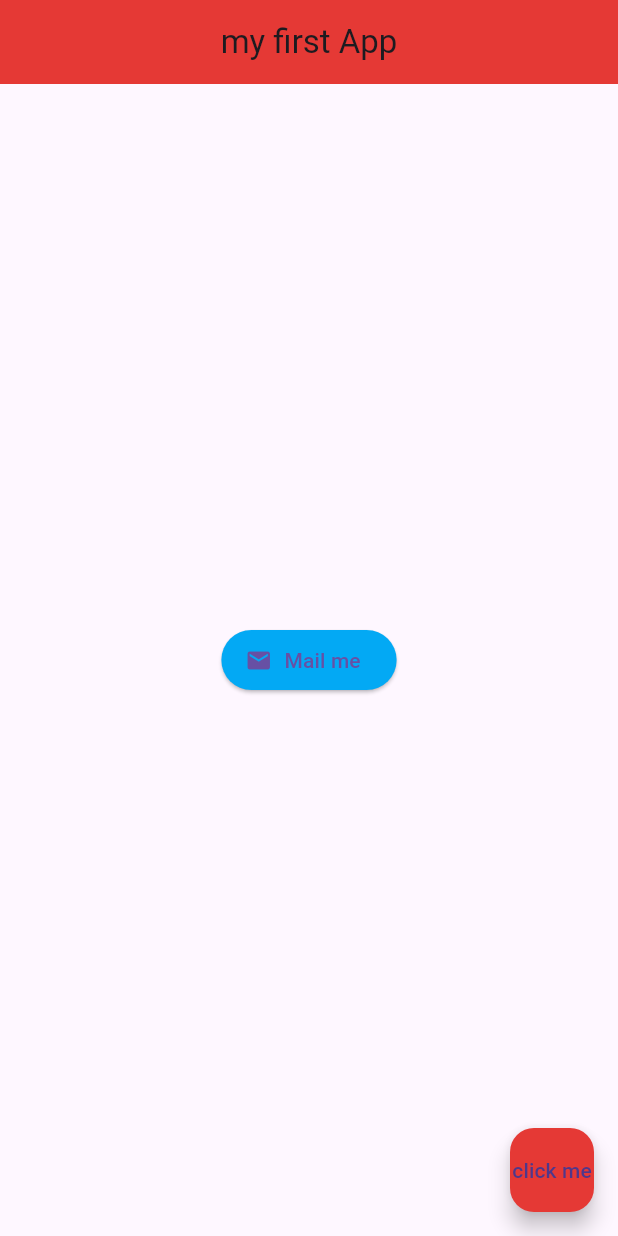
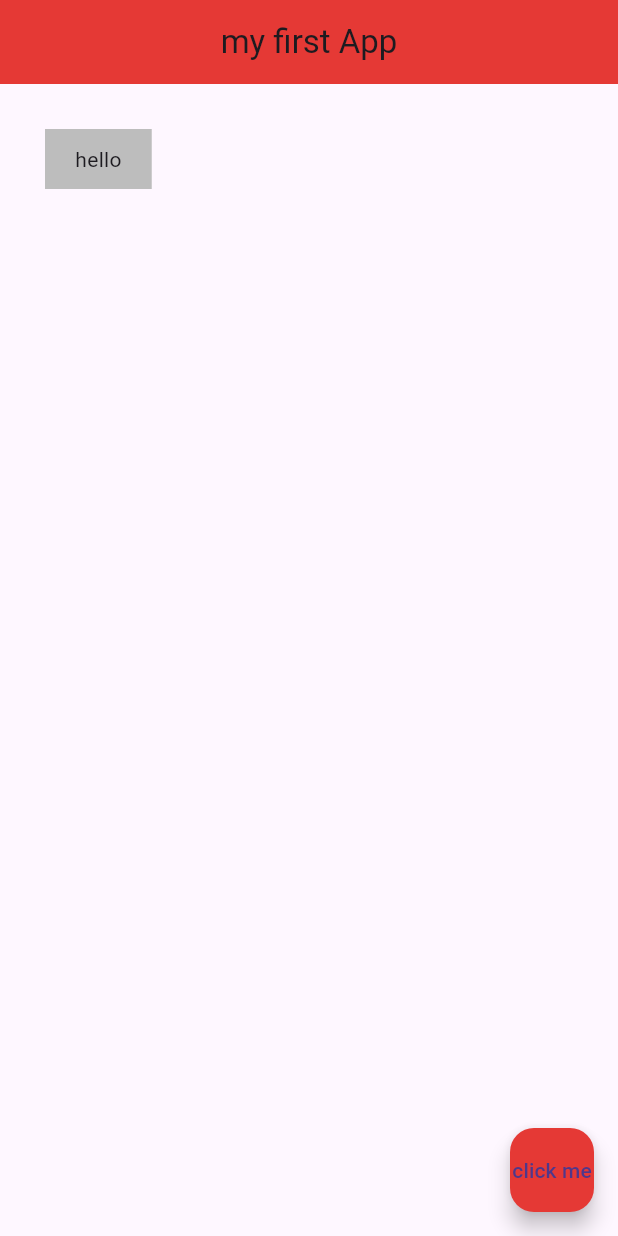
Before and after one commit to cvm010/flutter-day1-lecture-1, a Flutter app: the screen it shows after launch, on a phone screen of 412 x 824 dp. Run offline on Flutter 3.47's test engine with Material 3 defaults, Android fonts, the phone set to English and light mode, and no system bars.

Commit message:
container

```diff
--- a/lib/main.dart
+++ b/lib/main.dart
@@ -17,41 +17,43 @@ class Home extends StatelessWidget {
         centerTitle: true,
         backgroundColor: Colors.red[600],
       ),
-      body: Center(
-
-        // Icon
-        // child: Icon(
-        //   Icons.airport_shuttle,
-        //   color: Colors.lightBlue,
-        //   size: 50,
-        // )
-
-        // Button
-        // child: FloatingActionButton(
-        //   onPressed: () {
-        //     print('You clicked me');
-        //   },
-        //   child: Text(
-        //     'Clik me',
-        //     style: TextStyle(color: Colors.white),
-        //   ),
-        //   backgroundColor: Colors.red,
-        //
-        // ),
-
-        // raisedButton
-        child: ElevatedButton.icon(
-          onPressed: () {},
-          icon: Icon(
-            Icons.mail,
-          ),
-          label: Text('Mail me'),
-         style: ElevatedButton.styleFrom(backgroundColor: Colors.lightBlue),
-        ),
-
-
-
-
+      // body: Center(
+      //
+      //   // Icon
+      //   // child: Icon(
+      //   //   Icons.airport_shuttle,
+      //   //   color: Colors.lightBlue,
+      //   //   size: 50,
+      //   // )
+      //
+      //   // Button
+      //   // child: FloatingActionButton(
+      //   //   onPressed: () {
+      //   //     print('You clicked me');
+      //   //   },
+      //   //   child: Text(
+      //   //     'Clik me',
+      //   //     style: TextStyle(color: Colors.white),
+      //   //   ),
+      //   //   backgroundColor: Colors.red,
+      //   //
+      //   // ),
+      //
+      //   // raisedButton
+      //   child: ElevatedButton.icon(
+      //     onPressed: () {},
+      //     icon: Icon(
+      //       Icons.mail,
+      //     ),
+      //     label: Text('Mail me'),
+      //    style: ElevatedButton.styleFrom(backgroundColor: Colors.lightBlue),
+      //   ),
+      // ),
+      body: Container(
+        padding: EdgeInsets.symmetric(horizontal: 20 , vertical: 10),
+        margin: EdgeInsets.all(30),
+        color: Colors.grey[400],
+        child: Text('hello'),
       ),
       floatingActionButton: FloatingActionButton(
         onPressed: () {
```
